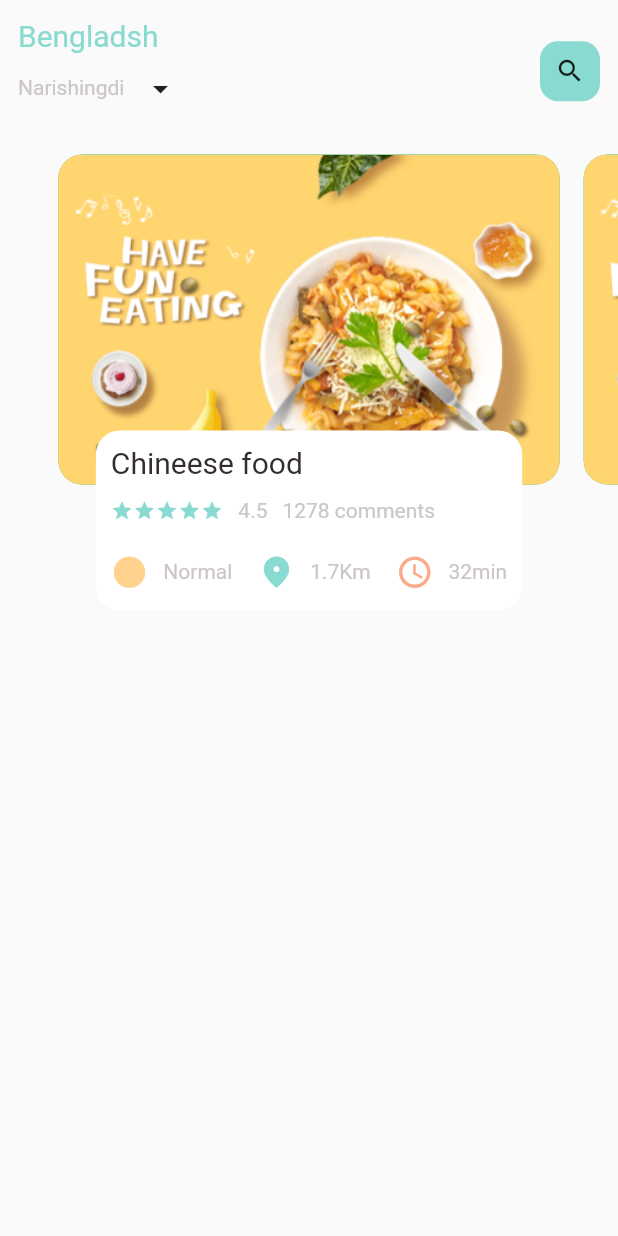
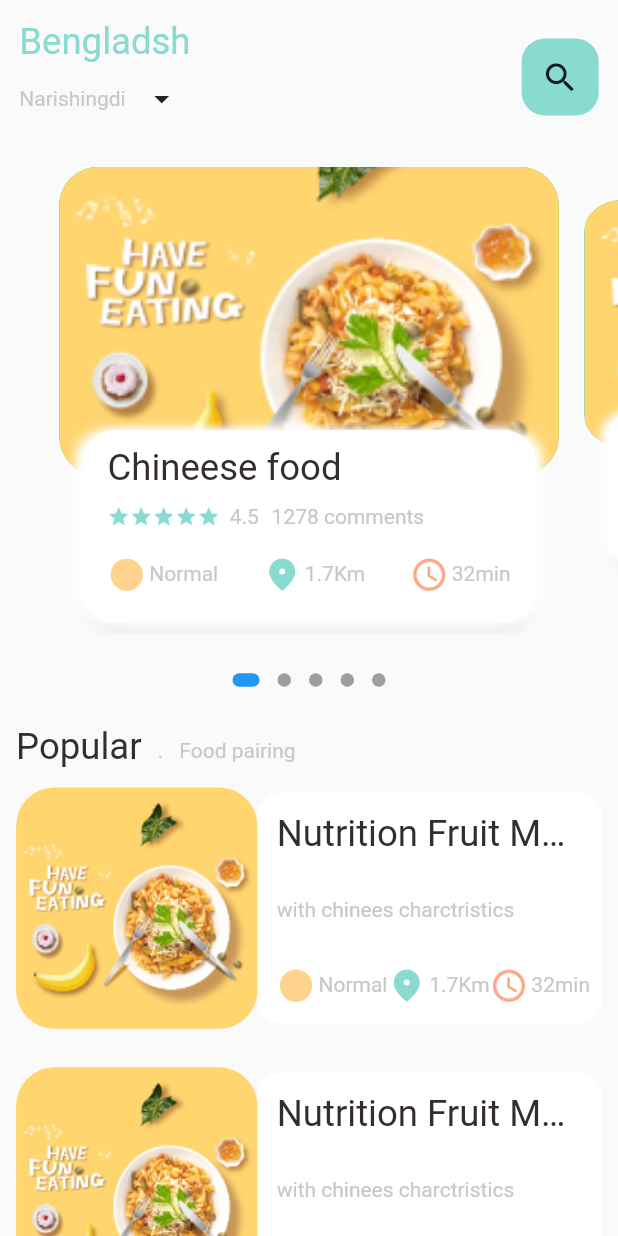
Before and after one commit to Mohamed-Elrashidy/Food_Delivery_App, a Flutter app: the screen it shows after launch, on a phone screen of 412 x 824 dp. Run offline on Flutter 3.47's test engine with Material 2 defaults, Android fonts, the phone set to English and light mode, and no system bars; drawn by our look-alikes of dots_indicator; our stand-ins replace get.

Commit message:
home page finished

```diff
--- a/app/lib/main.dart
+++ b/app/lib/main.dart
@@ -1,5 +1,6 @@
 import 'package:app/view/screens/food_page/main_food_page.dart';
 import 'package:flutter/material.dart';
+import 'package:get/get_navigation/src/root/get_material_app.dart';
 void main() {
   runApp(const MyApp());
 }
@@ -9,7 +10,7 @@ class MyApp extends StatelessWidget {
   // This widget is the root of your application.
   @override
   Widget build(BuildContext context) {
-    return MaterialApp(
+    return GetMaterialApp(
       debugShowCheckedModeBanner: false,
       title: 'Flutter Demo',
       theme: ThemeData(
--- /dev/null
+++ b/app/lib/utils/dimensionScale.dart
@@ -0,0 +1,19 @@
+import 'package:get/get.dart';
+import 'package:get/get_core/src/get_main.dart';
+
+class Dimension{
+//642
+
+static final  double screenHeight=Get.context!.height;
+static final double screenWidth=Get.context!.width;
+ static double scaleHeight(double h)
+{
+  double y=642.0/h;
+  return screenHeight/y;
+}
+static  double scaleWidth(double w)
+  {
+    double y=384.0/w;
+    return screenWidth/y;
+  }
+}
--- a/app/lib/view/screens/food_page/app_bar_widget.dart
+++ b/app/lib/view/screens/food_page/app_bar_widget.dart
@@ -3,6 +3,7 @@ import 'package:app/view/widgets/small_text.dart';
 import 'package:flutter/material.dart';
 
 import '../../../utils/colors.dart';
+import '../../../utils/dimensionScale.dart';
 
 class AppBarWidget extends StatefulWidget {
   const AppBarWidget({Key? key}) : super(key: key);
@@ -14,7 +15,7 @@ class AppBarWidget extends StatefulWidget {
 class _AppBarWidgetState extends State<AppBarWidget> {
   @override
   Widget build(BuildContext context) {
-    return Container(padding: EdgeInsets.all(12),
+    return Container(padding: EdgeInsets.all(Dimension.scaleWidth(12.0)),
       child: Row(
         mainAxisAlignment: MainAxisAlignment.spaceBetween,
         children: [
@@ -34,12 +35,12 @@ class _AppBarWidgetState extends State<AppBarWidget> {
             ],
           ),
           InkWell(
-            child: Container(height: 40,
-            width: 40,
+            child: Container(height: Dimension.scaleHeight(40.0),
+            width: Dimension.scaleHeight(40.0),
             decoration: BoxDecoration(color: AppColors.mainColor,
 
-            borderRadius: BorderRadius.circular(12)),
-            child: Icon(Icons.search,size:20),
+            borderRadius: BorderRadius.circular(Dimension.scaleHeight(12.0))),
+            child: Icon(Icons.search,size:Dimension.scaleHeight(20.0)),
             ),
           )
         ],
--- a/app/lib/view/screens/food_page/food_page_page_view.dart
+++ b/app/lib/view/screens/food_page/food_page_page_view.dart
@@ -1,23 +1,71 @@
 import 'package:app/utils/colors.dart';
 import 'package:app/view/widgets/small_text.dart';
 import 'package:app/view/widgets/text_and_icon.dart';
+import 'package:dots_indicator/dots_indicator.dart';
 import 'package:flutter/material.dart';
 
+import '../../../utils/dimensionScale.dart';
 import '../../widgets/bit_text.dart';
 
-class FoodPageViewWidget extends StatelessWidget {
-  PageController pageController=PageController(viewportFraction: 0.85);
+class FoodPageViewWidget extends StatefulWidget {
+  @override
+  State<FoodPageViewWidget> createState() => _FoodPageViewWidgetState();
+}
+
+class _FoodPageViewWidgetState extends State<FoodPageViewWidget> {
+  PageController pageController = PageController(viewportFraction: 0.85);
+  var _currPageValue = 0.0;
+  double _scaleFactor = 0.8;
+  @override
+  void dispose() {
+    super.dispose();
+    pageController.dispose();
+  }
+
   @override
   Widget build(BuildContext context) {
-    return SizedBox(
-      height: 320,
+    pageController.addListener(() {
+      setState(() {
+        _currPageValue = pageController.page!;
+      });
+    });
+    return Column(
+      children: [
+        SizedBox(
+          height: Dimension.scaleHeight(250.0),
           child: PageView.builder(
             controller: pageController,
             itemCount: 5,
             itemBuilder: (_, index) => Container(
-          padding: EdgeInsets.all(8),
+                padding: EdgeInsets.all(Dimension.scaleWidth(8.0)),
                 // color: Colors.red,
-          height: 320,
+
+                child: itemBuilder(index)),
+          ),
+        ),
+        SizedBox(height: Dimension.scaleHeight(15),),
+        dotsView()
+      ],
+    );
+  }
+
+  Widget itemBuilder(int index) {
+    Matrix4 matrix = Matrix4.identity();
+    if (_currPageValue.floor() == index) {
+      var currScale = 1 - (_currPageValue - index) * (1 - _scaleFactor);
+      var currTrans = 220 * (1 - currScale) / 2;
+      matrix = Matrix4.diagonal3Values(1, currScale, 1)
+        ..setTranslationRaw(0, currTrans, 0);
+    } else if (index == _currPageValue.floor() + 1) {
+      var currScale =
+          _scaleFactor + (_currPageValue - index + 1) * (1 - _scaleFactor);
+      var currTrans = 220 * (1 - currScale) / 2;
+      matrix = Matrix4.diagonal3Values(1, currScale, 1)
+        ..setTranslationRaw(0, currTrans, 0);
+    } else
+      matrix = Matrix4.diagonal3Values(1, 0.8, 1)..setTranslationRaw(0, 22, 0);
+    return Transform(
+      transform: matrix,
       child: Stack(
         children: [
           photoWidget(),
@@ -27,41 +75,63 @@ class FoodPageViewWidget extends StatelessWidget {
           )
         ],
       ),
-        ),
-      ),
     );
   }
 
   Widget photoWidget() {
     return Container(
-        height: 220,
+        height: Dimension.scaleHeight(160),
         width: double.infinity,
         decoration: BoxDecoration(
-            color: Colors.green, borderRadius: BorderRadius.circular(16)),
+            color: Colors.green,
+            borderRadius: BorderRadius.circular(Dimension.scaleHeight(20.0))),
         child: ClipRRect(
-            borderRadius: BorderRadius.circular(16.0),
+            borderRadius: BorderRadius.circular(Dimension.scaleHeight(20.0)),
             child: Image.asset(
               "assets/image/food0.png",
               fit: BoxFit.cover,
+              cacheHeight:Dimension.scaleHeight(160).ceil() ,
+
             )));
+  }
+  Widget dotsView()
+  {
+    return DotsIndicator(
+        dotsCount: 5,
+        position: _currPageValue,
+        decorator: DotsDecorator(
+        size: const Size.square(9.0),
+    activeSize: const Size(18.0, 9.0),
+    activeShape: RoundedRectangleBorder(borderRadius: BorderRadius.circular(5.0)),
+    ),
+    );
   }
 
   Widget dataWidget() {
     return Container(
       decoration: BoxDecoration(
-        borderRadius: BorderRadius.circular(16),
+          borderRadius: BorderRadius.circular(Dimension.scaleHeight(16.0)),
           color: Colors.white,
-      ),
-      height: 120,
-      margin: EdgeInsets.symmetric(horizontal: 25),
-      padding: EdgeInsets.symmetric(horizontal: 10, vertical: 10),
+          boxShadow: [
+            BoxShadow(
+                color: Color(0xFFe8e8e8), blurRadius: 5, offset: Offset(0, 5)),
+            BoxShadow(
+                color: Colors.white, blurRadius: 5, offset: Offset(-5, 0)),
+            BoxShadow(color: Colors.white, blurRadius: 5, offset: Offset(5, 0))
+          ]),
+      height: Dimension.scaleHeight(100.0),
+      //width:Dimension.scaleWidth(320),
+      margin: EdgeInsets.symmetric(horizontal: Dimension.scaleWidth(15.0)),
+      padding: EdgeInsets.symmetric(horizontal: Dimension.scaleWidth(15.0), vertical: Dimension.scaleHeight(8.0)),
       child: Column(
         crossAxisAlignment: CrossAxisAlignment.start,
         children: [
           BigText(
             text: "Chineese food",
           ),
-          SizedBox(height: 12,),
+          SizedBox(
+            height: Dimension.scaleHeight(8.0),
+          ),
           Row(
             children: [
               SizedBox(
@@ -73,24 +143,36 @@ class FoodPageViewWidget extends StatelessWidget {
                     itemBuilder: (_, index) =>
                         Icon(Icons.star, color: AppColors.mainColor, size: 15)),
               ),
-              SizedBox(width: 10,),
+              SizedBox(
+                width: Dimension.scaleHeight(5.0),
+              ),
               SmallText(text: "4.5"),
-              SizedBox(width: 10,),
+              SizedBox(
+                width: Dimension.scaleWidth(8.0),
+              ),
               SmallText(text: "1278 comments"),
-
             ],
           ),
-          SizedBox(height: 20,),
+          SizedBox(
+            height: Dimension.scaleHeight(13.0),
+          ),
           Row(
             mainAxisAlignment: MainAxisAlignment.spaceBetween,
             children: [
-            TextAndIconWidget(color: AppColors.iconColor1, text: "Normal", icon: Icons.circle),
-            TextAndIconWidget(color: AppColors.mainColor, text: "1.7Km", icon: Icons.location_on_rounded),
-            TextAndIconWidget(color: AppColors.iconColor2, text: "32min", icon: Icons.access_time),
-
-
-          ],)
-
+              TextAndIconWidget(
+                  color: AppColors.iconColor1,
+                  text: "Normal",
+                  icon: Icons.circle),
+              TextAndIconWidget(
+                  color: AppColors.mainColor,
+                  text: "1.7Km",
+                  icon: Icons.location_on_rounded),
+              TextAndIconWidget(
+                  color: AppColors.iconColor2,
+                  text: "32min",
+                  icon: Icons.access_time),
+            ],
+          )
         ],
       ),
     );
--- /dev/null
+++ b/app/lib/view/screens/food_page/food_page_popular.dart
@@ -0,0 +1,107 @@
+import 'package:app/utils/dimensionScale.dart';
+import 'package:app/view/widgets/bit_text.dart';
+import 'package:app/view/widgets/small_text.dart';
+import 'package:flutter/material.dart';
+
+import '../../../utils/colors.dart';
+import '../../widgets/text_and_icon.dart';
+
+class FoodPagePopular extends StatelessWidget {
+  const FoodPagePopular({Key? key}) : super(key: key);
+
+  @override
+  Widget build(BuildContext context) {
+    return Column(
+      crossAxisAlignment: CrossAxisAlignment.start,
+      children: [
+        titleWidget(),
+        listWidget(),
+      ],
+    );
+  }
+  Widget titleWidget()
+  {
+   return Padding(
+     padding:  EdgeInsets.only(left: Dimension.scaleWidth(10)),
+     child: Row(
+       crossAxisAlignment: CrossAxisAlignment.end,
+       children: [
+         BigText(text: 'Popular'),
+         SizedBox(width: Dimension.scaleWidth(10),),
+         Container(
+             margin:EdgeInsets.only(bottom:3),
+             child: SmallText(text: '.')),
+         SizedBox(width: Dimension.scaleWidth(10),),
+         Container(
+             margin: EdgeInsets.only(bottom: 3),
+             child: SmallText(text: 'Food pairing'))
+
+       ],
+     ),
+   ) ;
+  }
+  Widget listWidget()
+  {
+    return ListView.builder(
+      physics:NeverScrollableScrollPhysics(),
+        shrinkWrap: true,
+        itemCount: 5,
+        itemBuilder: (_,index)=>Container(
+          margin: EdgeInsets.symmetric(vertical: (Dimension.scaleHeight(10)), horizontal: Dimension.scaleWidth(10)),
+
+          child:Row(
+            children: [
+              ClipRRect(
+                borderRadius: BorderRadius.circular(Dimension.scaleHeight(20)),
+                child: Image.asset("assets/image/food0.png",
+                  fit: BoxFit.cover,
+                   width: Dimension.scaleWidth(150),
+                   height: Dimension.scaleWidth(150),
+                  cacheWidth:  (Dimension.scaleWidth(150).ceil()),
+                  cacheHeight:  (Dimension.scaleWidth(150).ceil()),
+
+                ),
+              ),
+              Expanded(
+                child: Container(
+                  padding: EdgeInsets.all(Dimension.scaleHeight(10)),
+                  decoration: BoxDecoration(
+                      color:Colors.white,
+
+                      borderRadius: BorderRadius.circular(16)),
+                  height: Dimension.scaleHeight(120),
+                  child: Expanded(
+                    child: Column(
+                      mainAxisAlignment: MainAxisAlignment.spaceBetween,
+                      crossAxisAlignment: CrossAxisAlignment.start,
+                      children: [
+                        BigText(text: "Nutrition Fruit Meal in glass bottle"),
+                        SmallText(text: "with chinees charctristics"),
+                        Row(
+                          mainAxisAlignment: MainAxisAlignment.spaceBetween,
+                          children: [
+                            TextAndIconWidget(
+                                color: AppColors.iconColor1,
+                                text: "Normal",
+                                icon: Icons.circle),
+                            TextAndIconWidget(
+                                color: AppColors.mainColor,
+                                text: "1.7Km",
+                                icon: Icons.location_on_rounded),
+                            TextAndIconWidget(
+                                color: AppColors.iconColor2,
+                                text: "32min",
+                                icon: Icons.access_time),
+                          ],
+                        )
+                      ],
+                    ),
+                  )
+                ),
+              )
+            ],
+          )
+        ));
+
+  }
+}
--- a/app/lib/view/screens/food_page/main_food_page.dart
+++ b/app/lib/view/screens/food_page/main_food_page.dart
@@ -1,7 +1,9 @@
 import 'package:app/view/screens/food_page/app_bar_widget.dart';
 import 'package:flutter/material.dart';
 
+import '../../../utils/dimensionScale.dart';
 import 'food_page_page_view.dart';
+import 'food_page_popular.dart';
 
 class MainFoodpage extends StatefulWidget {
   const MainFoodpage({Key? key}) : super(key: key);
@@ -13,12 +15,16 @@ class MainFoodpage extends StatefulWidget {
 class _MainFoodpageState extends State<MainFoodpage> {
   @override
   Widget build(BuildContext context) {
+    print(MediaQuery.of(context).size.width);
     return Scaffold(body: SafeArea(
       child: SingleChildScrollView(
         child: Column(
           children: [
             AppBarWidget(),
-            FoodPageViewWidget()
+            FoodPageViewWidget(),
+            SizedBox(height: Dimension.scaleHeight(15),),
+            Container(child: FoodPagePopular()),
+
           ],
         ),
       ),
--- a/app/lib/view/widgets/bit_text.dart
+++ b/app/lib/view/widgets/bit_text.dart
@@ -1,4 +1,7 @@
+
 import 'package:flutter/cupertino.dart';
+
+import '../../utils/dimensionScale.dart';
 
 class BigText extends StatelessWidget {
   final String text;
@@ -9,16 +12,15 @@ class BigText extends StatelessWidget {
   const BigText(
       {required this.text,
       this.color = const Color(0xFF332d2b),
-      this.size = 20,
+      this.size = 0,
       this.overflow = TextOverflow.ellipsis});
-
   @override
   Widget build(BuildContext context) {
     return Container(
       child: Text(text,style: TextStyle(
 
         color: color,
-        fontSize: size,
+        fontSize: size==0?Dimension.scaleHeight(19.0):size,
         overflow: overflow,
 
       ),
--- a/app/lib/view/widgets/text_and_icon.dart
+++ b/app/lib/view/widgets/text_and_icon.dart
@@ -1,5 +1,7 @@
 import 'package:app/view/widgets/small_text.dart';
 import 'package:flutter/material.dart';
+
+import '../../utils/dimensionScale.dart';
 
 class TextAndIconWidget extends StatelessWidget {
   final IconData icon;
@@ -10,8 +12,8 @@ class TextAndIconWidget extends StatelessWidget {
   @override
   Widget build(BuildContext context) {
     return Row(children: [
-      Icon(icon,color: color,size:25),
-      SizedBox(width: 10,),
+      Icon(icon,color: color,size:Dimension.scaleHeight(20.0)),
+      SizedBox(width: Dimension.scaleWidth(2.0),),
       SmallText(text: text)
 
 
--- a/app/pubspec.yaml
+++ b/app/pubspec.yaml
@@ -25,6 +25,8 @@ dependencies:
   # The following adds the Cupertino Icons font to your application.
   # Use with the CupertinoIcons class for iOS style icons.
   cupertino_icons: ^1.0.2
+  get: ^4.6.5
+  dots_indicator: ^2.1.0
 
 dev_dependencies:
   flutter_test:
```
Also changed, not shown: app/pubspec.lock. Lines whose indentation alone changed are shown as unchanged.
